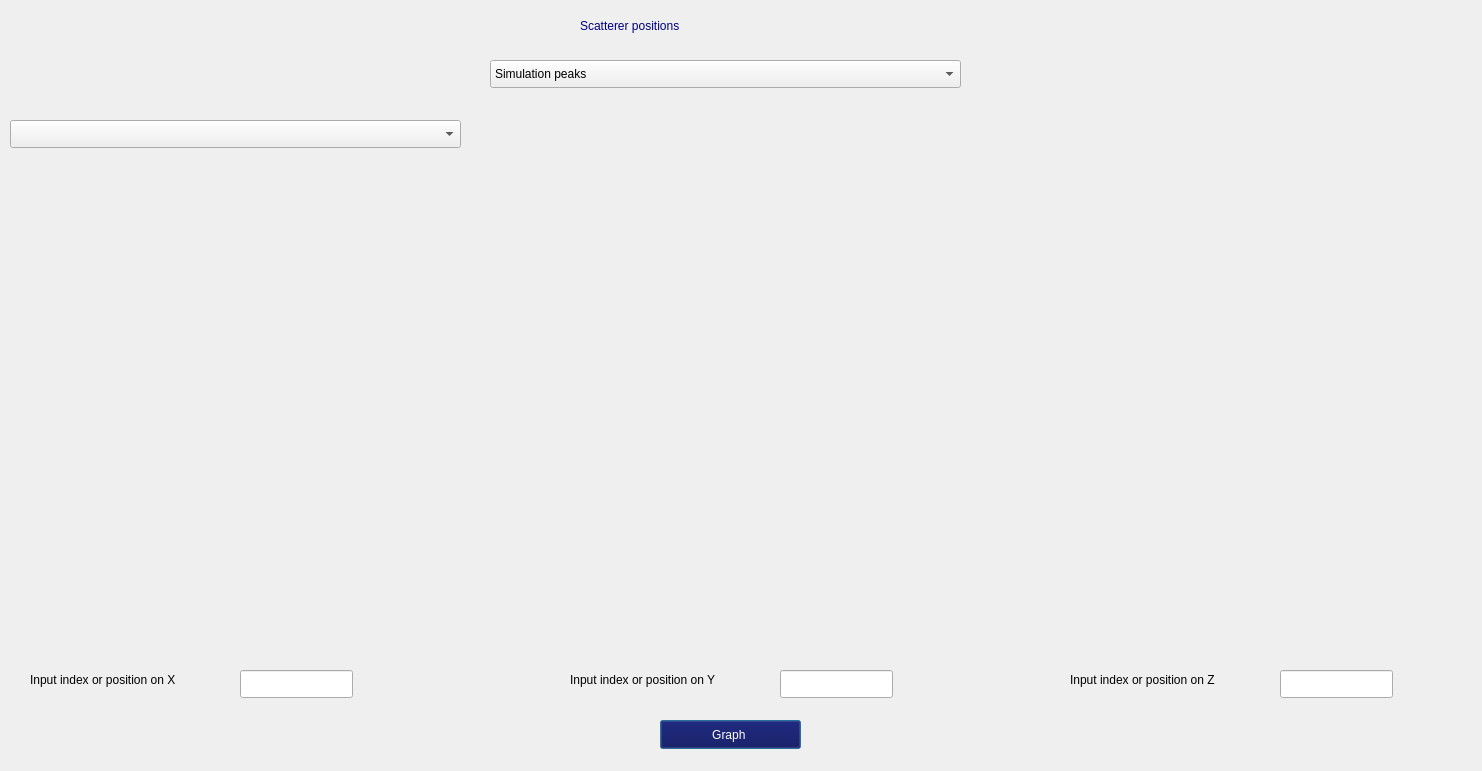
Above: scatterwindow.ui from aquinterol/App_Medizin before the change. Below: the same form after it.
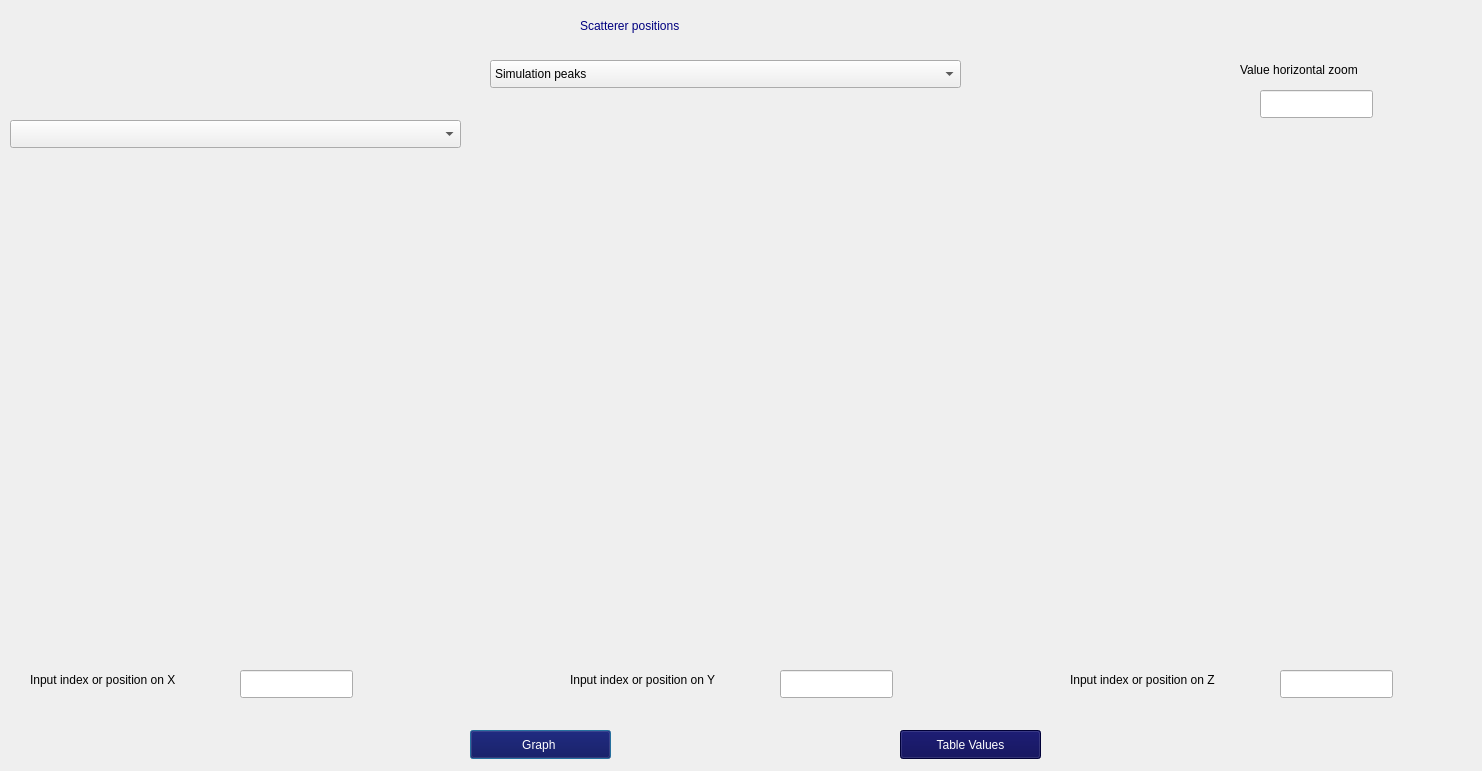
That is the form after the change.

Commit message: deleted:    __pycache__/ui_pw.cpython-312.pyc 	deleted:    __pycache__/ui_sw.cpython-312.pyc 	new file:   fwhm.ui 	modified:   principalwindow.ui 	modified:   scatterwindow.ui 	new file:   ui_fwhm.py 	modified:   ui_pw.py 	modified:   ui_sw.py 	modified:   version2.py 	deleted:    version_mal.py

The edit to the form file:
```diff
--- a/scatterwindow.ui
+++ b/scatterwindow.ui
@@ -131,8 +131,8 @@
   <widget class="QPushButton" name="buttonGraph">
    <property name="geometry">
     <rect>
-     <x>660</x>
-     <y>720</y>
+     <x>470</x>
+     <y>730</y>
      <width>141</width>
      <height>29</height>
     </rect>
@@ -199,6 +199,51 @@
     <string/>
    </property>
   </widget>
+  <widget class="QLineEdit" name="InputZoom">
+   <property name="geometry">
+    <rect>
+     <x>1260</x>
+     <y>90</y>
+     <width>113</width>
+     <height>28</height>
+    </rect>
+   </property>
+   <property name="text">
+    <string/>
+   </property>
+  </widget>
+  <widget class="QLabel" name="zoomvalue">
+   <property name="geometry">
+    <rect>
+     <x>1240</x>
+     <y>60</y>
+     <width>191</width>
+     <height>20</height>
+    </rect>
+   </property>
+   <property name="text">
+    <string>Value horizontal zoom </string>
+   </property>
+  </widget>
+  <widget class="QPushButton" name="buttonTable">
+   <property name="geometry">
+    <rect>
+     <x>900</x>
+     <y>730</y>
+     <width>141</width>
+     <height>29</height>
+    </rect>
+   </property>
+   <property name="styleSheet">
+    <string notr="true">QPushButton {
+    background-color: rgb(0, 0, 77);
+    color: white;
+}</string>
+   </property>
+   <property name="text">
+    <string>Table Values</string>
+   </property>
+  </widget>
  </widget>
  <resources/>
  <connections/>
```
The commit also changes 9 other files.
